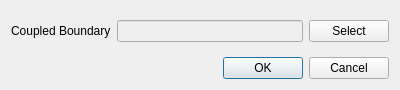
Qt form baramFlow/view/setup/boundary_conditions/thermo_coupled_wall_dialog.ui (nextfoam/baram) before a commit.
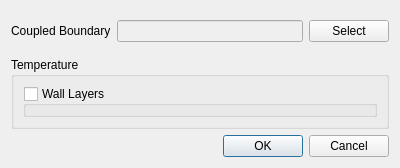
The same form after that commit. Custom widgets are drawn as their Qt base class.

```diff
--- a/baramFlow/view/setup/boundary_conditions/thermo_coupled_wall_dialog.ui
+++ b/baramFlow/view/setup/boundary_conditions/thermo_coupled_wall_dialog.ui
@@ -7,7 +7,7 @@
     <x>0</x>
     <y>0</y>
     <width>400</width>
-    <height>90</height>
+    <height>148</height>
    </rect>
   </property>
   <property name="minimumSize">
@@ -53,6 +53,28 @@
      </layout>
     </widget>
    </item>
+   <item>
+    <widget class="QGroupBox" name="temperatureGroup">
+     <property name="title">
+      <string>Temperature</string>
+     </property>
+     <layout class="QVBoxLayout" name="verticalLayout_5">
+      <item>
+       <widget class="WallLayersBox" name="wallLayers">
+        <property name="title">
+         <string>Wall Layers</string>
+        </property>
+        <property name="checkable">
+         <bool>true</bool>
+        </property>
+        <property name="checked">
+         <bool>false</bool>
+        </property>
+       </widget>
+      </item>
+     </layout>
+    </widget>
+   </item>
    <item>
     <widget class="QDialogButtonBox" name="buttonBox">
      <property name="orientation">
@@ -65,7 +87,17 @@
    </item>
   </layout>
  </widget>
- <resources/>
+ <customwidgets>
+  <customwidget>
+   <class>WallLayersBox</class>
+   <extends>QGroupBox</extends>
+   <header>baramFlow.view.setup.boundary_conditions.wall_layers_widget</header>
+   <container>1</container>
+  </customwidget>
+ </customwidgets>
+ <resources>
+  <include location="../../../../resource.qrc"/>
+ </resources>
  <connections>
   <connection>
    <sender>buttonBox</sender>
```
Left out of the diff: 4 changed lines with no effect on the pictures.
